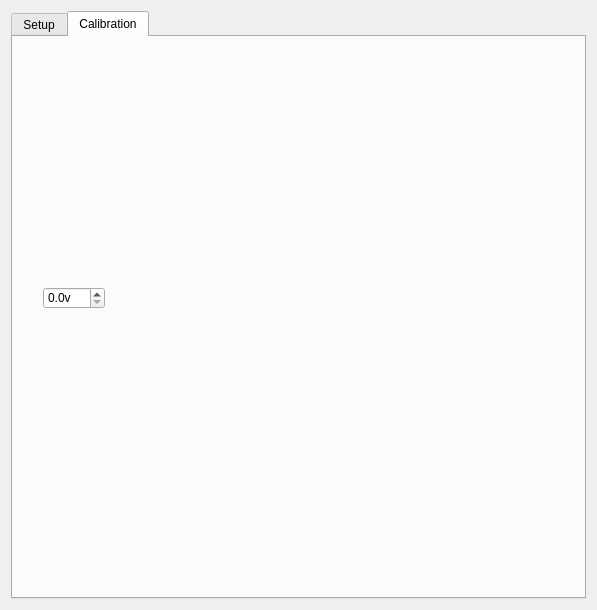
Before: the Qt Designer form src/generaledit.ui in xhorizont/eepe, drawn with Qt 5.
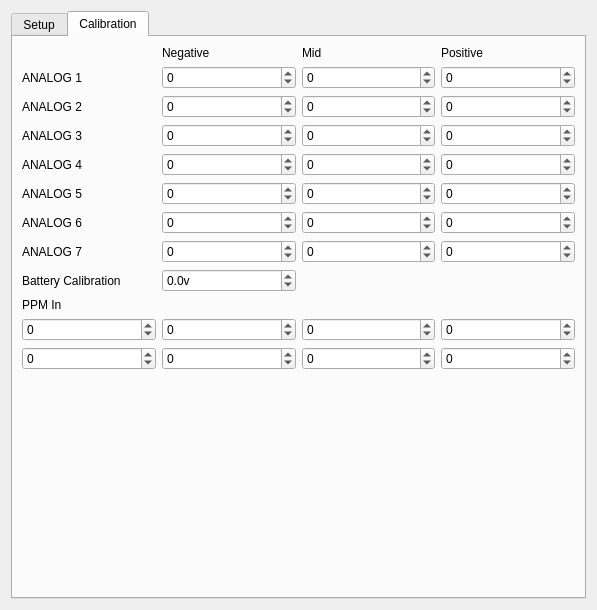
After: the same form once the commit is applied. The open tabs and pages were chosen to show the change. Icons and pictures are not drawn.

The edit to the form file:
```diff
--- a/src/generaledit.ui
+++ b/src/generaledit.ui
@@ -636,22 +636,411 @@
       <attribute name="title">
        <string>Calibration</string>
       </attribute>
-      <widget class="QDoubleSpinBox" name="doubleSpinBox">
-       <property name="geometry">
-        <rect>
-         <x>30</x>
-         <y>250</y>
-         <width>62</width>
-         <height>22</height>
-        </rect>
-       </property>
-       <property name="suffix">
-        <string>v</string>
-       </property>
-       <property name="decimals">
-        <number>1</number>
-       </property>
-      </widget>
+      <layout class="QGridLayout" name="gridLayout_3" rowstretch="0,0,0,0,0,0,0,0,0,0,0,0,0,1">
+       <item row="1" column="2">
+        <widget class="QSpinBox" name="spinBox">
+         <property name="minimum">
+          <number>-9999</number>
+         </property>
+         <property name="maximum">
+          <number>9999</number>
+         </property>
+        </widget>
+       </item>
+       <item row="1" column="3">
+        <widget class="QSpinBox" name="spinBox_2">
+         <property name="minimum">
+          <number>-9999</number>
+         </property>
+         <property name="value">
+          <number>0</number>
+         </property>
+        </widget>
+       </item>
+       <item row="1" column="4">
+        <widget class="QSpinBox" name="spinBox_3">
+         <property name="minimum">
+          <number>-9999</number>
+         </property>
+         <property name="maximum">
+          <number>9999</number>
+         </property>
+        </widget>
+       </item>
+       <item row="2" column="2">
+        <widget class="QSpinBox" name="spinBox_6">
+         <property name="minimum">
+          <number>-9999</number>
+         </property>
+         <property name="maximum">
+          <number>9999</number>
+         </property>
+        </widget>
+       </item>
+       <item row="2" column="3">
+        <widget class="QSpinBox" name="spinBox_4">
+         <property name="minimum">
+          <number>-9999</number>
+         </property>
+         <property name="maximum">
+          <number>9999</number>
+         </property>
+        </widget>
+       </item>
+       <item row="2" column="4">
+        <widget class="QSpinBox" name="spinBox_5">
+         <property name="minimum">
+          <number>-9999</number>
+         </property>
+         <property name="maximum">
+          <number>9999</number>
+         </property>
+        </widget>
+       </item>
+       <item row="3" column="2">
+        <widget class="QSpinBox" name="spinBox_9">
+         <property name="minimum">
+          <number>-9999</number>
+         </property>
+         <property name="maximum">
+          <number>9999</number>
+         </property>
+        </widget>
+       </item>
+       <item row="3" column="3">
+        <widget class="QSpinBox" name="spinBox_7">
+         <property name="minimum">
+          <number>-9999</number>
+         </property>
+         <property name="maximum">
+          <number>9999</number>
+         </property>
+        </widget>
+       </item>
+       <item row="3" column="4">
+        <widget class="QSpinBox" name="spinBox_8">
+         <property name="minimum">
+          <number>-9999</number>
+         </property>
+         <property name="maximum">
+          <number>9999</number>
+         </property>
+        </widget>
+       </item>
+       <item row="4" column="2">
+        <widget class="QSpinBox" name="spinBox_12">
+         <property name="minimum">
+          <number>-9999</number>
+         </property>
+         <property name="value">
+          <number>0</number>
+         </property>
+        </widget>
+       </item>
+       <item row="4" column="3">
+        <widget class="QSpinBox" name="spinBox_10">
+         <property name="minimum">
+          <number>-9999</number>
+         </property>
+         <property name="maximum">
+          <number>9999</number>
+         </property>
+        </widget>
+       </item>
+       <item row="4" column="4">
+        <widget class="QSpinBox" name="spinBox_11">
+         <property name="minimum">
+          <number>-9999</number>
+         </property>
+         <property name="maximum">
+          <number>9999</number>
+         </property>
+        </widget>
+       </item>
+       <item row="5" column="2">
+        <widget class="QSpinBox" name="spinBox_15">
+         <property name="minimum">
+          <number>-9999</number>
+         </property>
+         <property name="maximum">
+          <number>9999</number>
+         </property>
+        </widget>
+       </item>
+       <item row="5" column="3">
+        <widget class="QSpinBox" name="spinBox_13">
+         <property name="minimum">
+          <number>-9999</number>
+         </property>
+         <property name="maximum">
+          <number>9999</number>
+         </property>
+        </widget>
+       </item>
+       <item row="5" column="4">
+        <widget class="QSpinBox" name="spinBox_14">
+         <property name="minimum">
+          <number>-9999</number>
+         </property>
+         <property name="maximum">
+          <number>9999</number>
+         </property>
+        </widget>
+       </item>
+       <item row="6" column="2">
+        <widget class="QSpinBox" name="spinBox_18">
+         <property name="minimum">
+          <number>-9999</number>
+         </property>
+         <property name="maximum">
+          <number>9999</number>
+         </property>
+        </widget>
+       </item>
+       <item row="6" column="3">
+        <widget class="QSpinBox" name="spinBox_16">
+         <property name="minimum">
+          <number>-9999</number>
+         </property>
+         <property name="maximum">
+          <number>9999</number>
+         </property>
+        </widget>
+       </item>
+       <item row="6" column="4">
+        <widget class="QSpinBox" name="spinBox_17">
+         <property name="minimum">
+          <number>-9999</number>
+         </property>
+         <property name="maximum">
+          <number>9999</number>
+         </property>
+        </widget>
+       </item>
+       <item row="7" column="2">
+        <widget class="QSpinBox" name="spinBox_21">
+         <property name="minimum">
+          <number>-9999</number>
+         </property>
+         <property name="maximum">
+          <number>9999</number>
+         </property>
+        </widget>
+       </item>
+       <item row="7" column="3">
+        <widget class="QSpinBox" name="spinBox_19">
+         <property name="minimum">
+          <number>-9999</number>
+         </property>
+         <property name="maximum">
+          <number>9999</number>
+         </property>
+        </widget>
+       </item>
+       <item row="7" column="4">
+        <widget class="QSpinBox" name="spinBox_20">
+         <property name="minimum">
+          <number>-9999</number>
+         </property>
+         <property name="maximum">
+          <number>9999</number>
+         </property>
+        </widget>
+       </item>
+       <item row="11" column="1">
+        <widget class="QSpinBox" name="spinBox_25">
+         <property name="minimum">
+          <number>-9999</number>
+         </property>
+         <property name="maximum">
+          <number>9999</number>
+         </property>
+        </widget>
+       </item>
+       <item row="11" column="2">
+        <widget class="QSpinBox" name="spinBox_26">
+         <property name="minimum">
+          <number>-9999</number>
+         </property>
+         <property name="maximum">
+          <number>9999</number>
+         </property>
+        </widget>
+       </item>
+       <item row="11" column="3">
+        <widget class="QSpinBox" name="spinBox_27">
+         <property name="minimum">
+          <number>-9999</number>
+         </property>
+         <property name="maximum">
+          <number>9999</number>
+         </property>
+        </widget>
+       </item>
+       <item row="11" column="4">
+        <widget class="QSpinBox" name="spinBox_28">
+         <property name="minimum">
+          <number>-9999</number>
+         </property>
+         <property name="maximum">
+          <number>9999</number>
+         </property>
+        </widget>
+       </item>
+       <item row="12" column="1">
+        <widget class="QSpinBox" name="spinBox_30">
+         <property name="minimum">
+          <number>-9999</number>
+         </property>
+         <property name="maximum">
+          <number>9999</number>
+         </property>
+        </widget>
+       </item>
+       <item row="12" column="2">
+        <widget class="QSpinBox" name="spinBox_31">
+         <property name="minimum">
+          <number>-9999</number>
+         </property>
+         <property name="maximum">
+          <number>9999</number>
+         </property>
+        </widget>
+       </item>
+       <item row="12" column="3">
+        <widget class="QSpinBox" name="spinBox_32">
+         <property name="minimum">
+          <number>-9999</number>
+         </property>
+         <property name="maximum">
+          <number>9999</number>
+         </property>
+        </widget>
+       </item>
+       <item row="12" column="4">
+        <widget class="QSpinBox" name="spinBox_29">
+         <property name="minimum">
+          <number>-9999</number>
+         </property>
+        </widget>
+       </item>
+       <item row="8" column="1">
+        <widget class="QLabel" name="label_22">
+         <property name="text">
+          <string>Battery Calibration</string>
+         </property>
+        </widget>
+       </item>
+       <item row="7" column="1">
+        <widget class="QLabel" name="label_21">
+         <property name="text">
+          <string>ANALOG 7</string>
+         </property>
+        </widget>
+       </item>
+       <item row="6" column="1">
+        <widget class="QLabel" name="label_20">
+         <property name="text">
+          <string>ANALOG 6</string>
+         </property>
+        </widget>
+       </item>
+       <item row="5" column="1">
+        <widget class="QLabel" name="label_19">
+         <property name="text">
+          <string>ANALOG 5</string>
+         </property>
+        </widget>
+       </item>
+       <item row="4" column="1">
+        <widget class="QLabel" name="label_18">
+         <property name="text">
+          <string>ANALOG 4</string>
+         </property>
+        </widget>
+       </item>
+       <item row="3" column="1">
+        <widget class="QLabel" name="label_17">
+         <property name="text">
+          <string>ANALOG 3</string>
+         </property>
+        </widget>
+       </item>
+       <item row="2" column="1">
+        <widget class="QLabel" name="label_16">
+         <property name="text">
+          <string>ANALOG 2</string>
+         </property>
+        </widget>
+       </item>
+       <item row="1" column="1">
+        <widget class="QLabel" name="label_15">
+         <property name="text">
+          <string>ANALOG 1</string>
+         </property>
+        </widget>
+       </item>
+       <item row="9" column="1">
+        <widget class="QLabel" name="label_23">
+         <property name="text">
+          <string>PPM In</string>
+         </property>
+        </widget>
+       </item>
+       <item row="13" column="1" colspan="4">
+        <spacer name="horizontalSpacer_3">
+         <property name="orientation">
+          <enum>Qt::Horizontal</enum>
+         </property>
+         <property name="sizeHint" stdset="0">
+          <size>
+           <width>40</width>
+           <height>20</height>
+          </size>
+         </property>
+        </spacer>
+       </item>
+       <item row="0" column="2">
+        <widget class="QLabel" name="label_24">
+         <property name="text">
+          <string>Negative</string>
+         </property>
+        </widget>
+       </item>
+       <item row="0" column="3">
+        <widget class="QLabel" name="label_25">
+         <property name="text">
+          <string>Mid</string>
+         </property>
+        </widget>
+       </item>
+       <item row="0" column="4">
+        <widget class="QLabel" name="label_26">
+         <property name="text">
+          <string>Positive</string>
+         </property>
+        </widget>
+       </item>
+       <item row="8" column="2">
+        <widget class="QDoubleSpinBox" name="doubleSpinBox">
+         <property name="suffix">
+          <string>v</string>
+         </property>
+         <property name="decimals">
+          <number>1</number>
+         </property>
+         <property name="minimum">
+          <double>-999.899999999999977</double>
+         </property>
+         <property name="maximum">
+          <double>999.899999999999977</double>
+         </property>
+         <property name="singleStep">
+          <double>0.100000000000000</double>
+         </property>
+        </widget>
+       </item>
+      </layout>
      </widget>
     </widget>
    </item>
```
